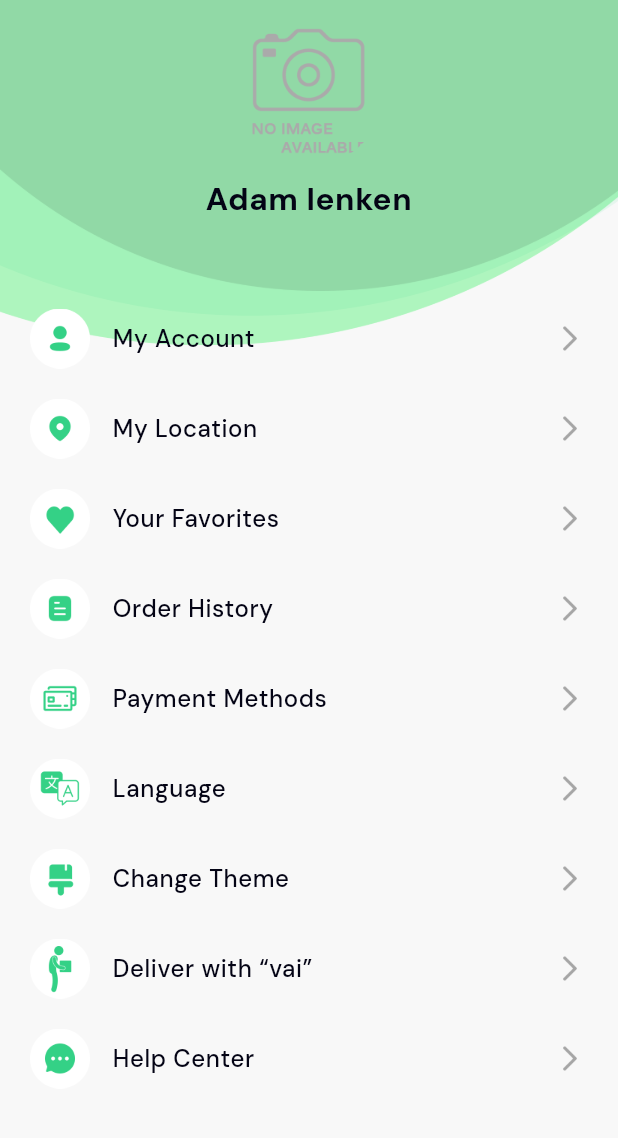
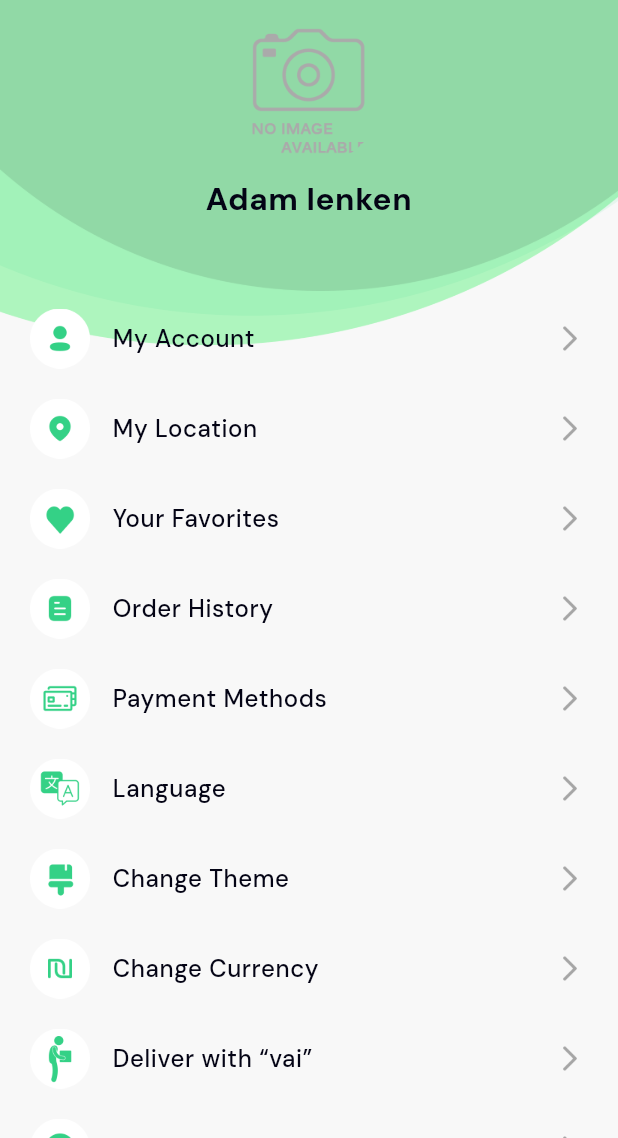
Before and after one commit to eliasss123/elias_weam_food2, a Flutter app: the Profile screen opened by its route, on a phone screen of 412 x 824 dp, the part 98-1236 px from its top. Run offline on Flutter 3.47's test engine with Material 2 defaults, Android fonts, the phone set to English and light mode, and no system bars; drawn by our look-alikes of cached_network_image; our stand-ins replace expandable, flutter_rating_bar, flutter_svg, flutter_switch, get, google_fonts and 6 more; missing offline and left inert: enhance_stepper; accounts and stored records are empty; network calls fail.

```diff
--- a/lib/translations/ar_IL.dart
+++ b/lib/translations/ar_IL.dart
@@ -421,4 +421,6 @@ final Map<String, String> arabic = {
   'asian':'اسيوي',
   'home_nav':'الصفحة الرئيسية',
   'browse_nav':'متصفح',
+  'currency': 'عملة',
+  'change_currency': 'تغيير العملة',
 };
--- a/lib/translations/en_US.dart
+++ b/lib/translations/en_US.dart
@@ -388,12 +388,13 @@ final Map<String, String> english = {
   'chat': 'Chat',
   //Merchant App
 
- //Driver App
+  //Driver App
   'courses': 'courses',
   'balance': 'Balance',
   'accepted': 'Accepted',
   'tip': 'Tip',
-  'would_you_like_to_accept_this_order': 'Would you like to\naccept this order?',
+  'would_you_like_to_accept_this_order':
+      'Would you like to\naccept this order?',
   'pickup_point': 'Pickup Point',
   'drop_off_point': 'Drop off point',
   'accept': 'Accept',
@@ -411,14 +412,15 @@ final Map<String, String> english = {
   'there_are': 'There are',
   'minute': 'minute',
   'left_to_deliver_the_order': 'left to deliver the order.',
-  'try_to_deliver_the_order_in_time_to_be': 'Try to deliver the order in time to be',
+  'try_to_deliver_the_order_in_time_to_be':
+      'Try to deliver the order in time to be',
   'well_rated': 'well-rated',
   'by_the_customer': 'by the customer.',
   'understood': 'Understood!',
   'you_ve_completed_your': 'You’ve completed your',
   'course_and_earned': 'course and earned',
-  'total_courses':'Total courses',
-  'average_rating':'Average rating',
+  'total_courses': 'Total courses',
+  'average_rating': 'Average rating',
   'your_latest_courses': 'Your Latest Courses',
   'today': 'Today',
   'set_availability': 'Set availability',
@@ -442,9 +444,11 @@ final Map<String, String> english = {
   'car': 'Car',
   'available': 'Available',
   //Driver App
-  'sign_up':'Sign Up',
-  'sign_up1':'Sign Up',
-  'asian':'Asian',
-  'home_nav':'Home',
-   'browse_nav':'Browse',
+  'sign_up': 'Sign Up',
+  'sign_up1': 'Sign Up',
+  'asian': 'Asian',
+  'home_nav': 'Home',
+  'browse_nav': 'Browse',
+  'currency': 'Currency',
+  'change_currency': 'Change Currency',
 };
--- a/lib/translations/he_IL.dart
+++ b/lib/translations/he_IL.dart
@@ -437,4 +437,6 @@ final Map<String, String> hebrew = {
   'asian': 'אסייתי',
   'home_nav': 'עמוד הבית',
   'browse_nav': 'דפדפן',
+  'currency': 'מַטְבֵּעַ',
+  'change_currency': 'שנה מטבע',
 };
--- a/lib/view/screens/main_app/order_status/delivery_order_status.dart
+++ b/lib/view/screens/main_app/order_status/delivery_order_status.dart
@@ -176,6 +176,9 @@ class _TrackOrderState extends State<TrackOrder> {
                                             ? Image.asset(
                                                 data['icon'],
                                                 height: data['iconSize'],
+                                                color: isDark
+                                                    ? kPrimaryColor
+                                                    : null,
                                               )
                                             : Expanded(
                                                 child: Row(
--- a/lib/view/screens/main_app/order_status/pick_up_order_status.dart
+++ b/lib/view/screens/main_app/order_status/pick_up_order_status.dart
@@ -172,6 +172,8 @@ class PickupOrderStatus extends StatelessWidget {
                                         ? Image.asset(
                                             data['icon'],
                                             height: data['iconSize'],
+                                            color:
+                                                isDark ? kPrimaryColor : null,
                                           )
                                         : Expanded(
                                             child: Row(
--- a/lib/view/screens/main_app/profile/profile.dart
+++ b/lib/view/screens/main_app/profile/profile.dart
@@ -5,6 +5,7 @@ import 'package:elias_weam_food2/main.dart';
 import 'package:elias_weam_food2/view/screens/launch/main_app/splash_screen.dart';
 import 'package:elias_weam_food2/view/screens/main_app/cart_and_checkout/recent_orders/recent_orders.dart';
 import 'package:elias_weam_food2/view/screens/main_app/profile/change_theme.dart';
+import 'package:elias_weam_food2/view/screens/main_app/profile/profile_screens/currency.dart';
 import 'package:elias_weam_food2/view/screens/main_app/profile/profile_screens/help_center.dart';
 import 'package:elias_weam_food2/view/screens/main_app/profile/profile_screens/languages.dart';
 import 'package:elias_weam_food2/view/screens/main_app/profile/profile_screens/my_account.dart';
@@ -158,6 +159,13 @@ class Profile extends StatelessWidget {
                     ),
                     profileTiles(
                       icon: isDark
+                          ? Assets.imagesCurrency
+                          : Assets.imagesCurrencyLight,
+                      title: 'change_currency'.tr,
+                      onTap: () => Get.to(() => Currency()),
+                    ),
+                    profileTiles(
+                      icon: isDark
                           ? Assets.imagesDeliverWithVaiDark
                           : Assets.imagesDeliverWithVai,
                       title: 'deliver_with_“vai”'.tr,
```
Also changed, not shown: lib/view/screens/main_app/profile/profile_screens/currency.dart (added, +127 -0 lines), assets/images/currency.png (added), assets/images/currency_light.png (added), lib/generated/assets.dart.
